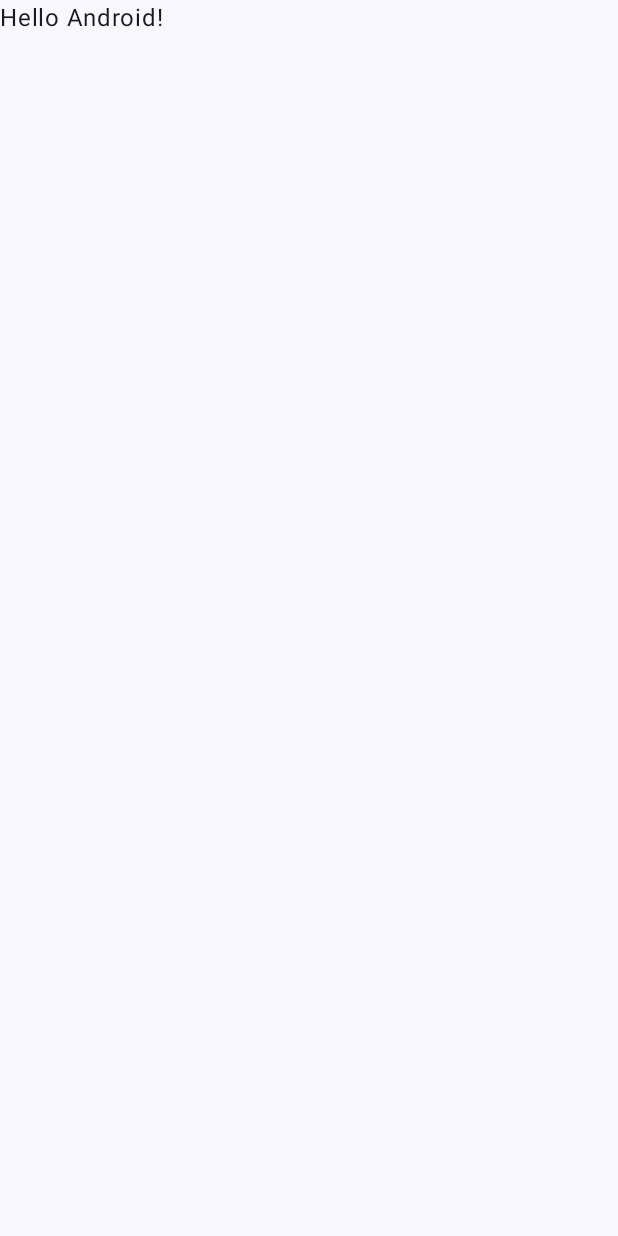
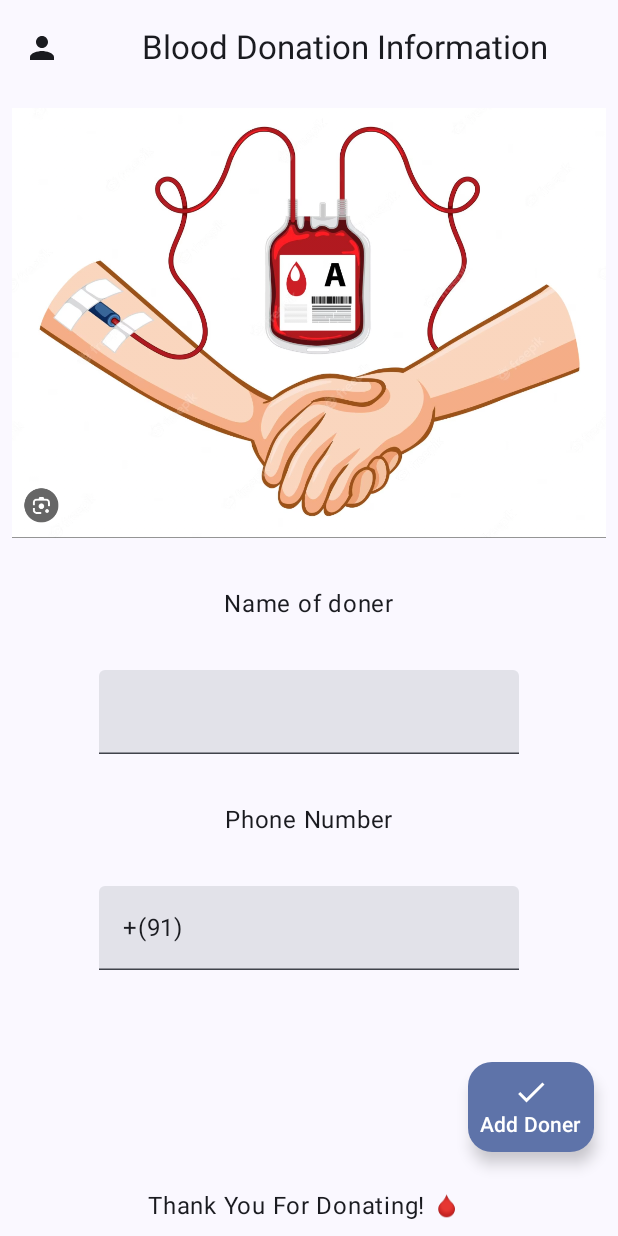
Before and after one commit to shankarlohar/20BAI10040-VITBHOPAL-Smartbridge-Externship, an Android app built with Jetpack Compose: the screen it shows after launch (MainActivity), on a phone screen of 412 x 824 dp. Before the commit the screen is almost empty. Run offline under Robolectric (Android 15) with nearby library versions, the phone set to English and light mode, and no system bars.

Commit message:
TASK 6 COMPLETE

```diff
--- a/Task6/app/src/main/java/shankar/lohar20bai10040/task6/MainActivity.kt
+++ b/Task6/app/src/main/java/shankar/lohar20bai10040/task6/MainActivity.kt
@@ -11,6 +11,8 @@ import androidx.compose.runtime.Composable
 import androidx.compose.ui.Modifier
 import androidx.compose.ui.tooling.preview.Preview
 import shankar.lohar20bai10040.task6.ui.theme.Task6Theme
+import shankar.lohar20bai10040.task6.ui.view.screen.BaseScreen
+import java.util.stream.BaseStream
 
 class MainActivity : ComponentActivity() {
     override fun onCreate(savedInstanceState: Bundle?) {
@@ -22,25 +24,9 @@ class MainActivity : ComponentActivity() {
                     modifier = Modifier.fillMaxSize(),
                     color = MaterialTheme.colorScheme.background
                 ) {
-                    Greeting("Android")
+                    BaseScreen(context = applicationContext)
                 }
             }
         }
     }
 }
-
-@Composable
-fun Greeting(name: String, modifier: Modifier = Modifier) {
-    Text(
-        text = "Hello $name!",
-        modifier = modifier
-    )
-}
-
-@Preview(showBackground = true)
-@Composable
-fun GreetingPreview() {
-    Task6Theme {
-        Greeting("Android")
-    }
-}
--- /dev/null
+++ b/Task6/app/src/main/java/shankar/lohar20bai10040/task6/ui/view/components/BottomAppBar.kt
@@ -0,0 +1,32 @@
+package shankar.lohar20bai10040.task6.ui.view.components
+
+import androidx.compose.foundation.layout.Arrangement
+import androidx.compose.foundation.layout.Row
+import androidx.compose.foundation.layout.fillMaxSize
+import androidx.compose.foundation.layout.fillMaxWidth
+import androidx.compose.foundation.layout.padding
+import androidx.compose.material3.Text
+import androidx.compose.runtime.Composable
+import androidx.compose.ui.Alignment
+import androidx.compose.ui.Modifier
+import androidx.compose.ui.tooling.preview.Preview
+import androidx.compose.ui.unit.dp
+
+@Composable
+fun CustomBottomAppBar(){
+    Row(
+        horizontalArrangement = Arrangement.SpaceEvenly,
+        verticalAlignment = Alignment.CenterVertically,
+        modifier = Modifier
+            .padding(8.dp)
+            .fillMaxWidth()
+    ) {
+        Text(text = "Thank You For Donating! \uD83E\uDE78 ")
+    }
+}
+
+@Preview
+@Composable
+fun BottomAppBarPreview(){
+    CustomBottomAppBar()
+}
--- /dev/null
+++ b/Task6/app/src/main/java/shankar/lohar20bai10040/task6/ui/view/components/FloatingActionButton.kt
@@ -0,0 +1,32 @@
+package shankar.lohar20bai10040.task6.ui.view.components
+
+import android.content.Context
+import android.widget.Toast
+import androidx.compose.foundation.layout.Arrangement
+import androidx.compose.foundation.layout.Column
+import androidx.compose.foundation.layout.padding
+import androidx.compose.material.icons.Icons
+import androidx.compose.material.icons.filled.Check
+import androidx.compose.material3.FloatingActionButton
+import androidx.compose.material3.Icon
+import androidx.compose.material3.Text
+import androidx.compose.runtime.Composable
+import androidx.compose.ui.Alignment
+import androidx.compose.ui.Modifier
+import androidx.compose.ui.unit.dp
+
+@Composable
+fun CustomFloatingActionButton(context: Context){
+    FloatingActionButton(onClick = {
+        Toast.makeText(context,"Doner added to database.",Toast.LENGTH_SHORT).show()
+    }) {
+        Column(
+            verticalArrangement = Arrangement.SpaceEvenly,
+            horizontalAlignment = Alignment.CenterHorizontally,
+            modifier = Modifier.padding(8.dp)
+        ){
+            Icon(imageVector = Icons.Default.Check, contentDescription = "fab icon")
+            Text(text = "Add Doner")
+        }
+    }
+}
--- /dev/null
+++ b/Task6/app/src/main/java/shankar/lohar20bai10040/task6/ui/view/components/TopAppBar.kt
@@ -0,0 +1,50 @@
+package shankar.lohar20bai10040.task6.ui.view.components
+
+
+import androidx.compose.foundation.layout.Arrangement
+import androidx.compose.foundation.layout.Row
+import androidx.compose.foundation.layout.fillMaxWidth
+import androidx.compose.foundation.layout.padding
+import androidx.compose.material.icons.Icons
+import androidx.compose.material.icons.filled.Person
+import androidx.compose.material3.ExperimentalMaterial3Api
+import androidx.compose.material3.Icon
+import androidx.compose.material3.IconButton
+import androidx.compose.material3.Text
+import androidx.compose.material3.TopAppBar
+import androidx.compose.runtime.Composable
+import androidx.compose.ui.Alignment
+import androidx.compose.ui.Modifier
+import androidx.compose.ui.tooling.preview.Preview
+import androidx.compose.ui.unit.dp
+
+@OptIn(ExperimentalMaterial3Api::class)
+@Composable
+fun CustomTopAppBar(
+    modifier: Modifier = Modifier,
+){
+    TopAppBar(
+        title = {
+            Row(
+                horizontalArrangement = Arrangement.SpaceEvenly,
+                verticalAlignment = Alignment.CenterVertically,
+                modifier = Modifier
+                    .padding(8.dp)
+                    .fillMaxWidth()
+            ) {
+                Text(text = "Blood Donation Information")
+            }
+        },
+        navigationIcon = {
+            IconButton(onClick = {}) {
+                Icon(Icons.Filled.Person, "PersonIcon")
+            }
+        }
+    )
+}
+
+@Preview
+@Composable
+fun Preview(){
+    CustomTopAppBar()
+}
--- /dev/null
+++ b/Task6/app/src/main/java/shankar/lohar20bai10040/task6/ui/view/screen/BaseScreen.kt
@@ -0,0 +1,74 @@
+package shankar.lohar20bai10040.task6.ui.view.screen
+
+import android.content.Context
+import androidx.compose.foundation.Image
+import androidx.compose.foundation.layout.Arrangement
+import androidx.compose.foundation.layout.Column
+import androidx.compose.foundation.layout.Spacer
+import androidx.compose.foundation.layout.fillMaxWidth
+import androidx.compose.foundation.layout.padding
+import androidx.compose.foundation.layout.size
+import androidx.compose.material3.ExperimentalMaterial3Api
+import androidx.compose.material3.FabPosition
+import androidx.compose.material3.Scaffold
+import androidx.compose.material3.Text
+import androidx.compose.material3.TextField
+import androidx.compose.runtime.Composable
+import androidx.compose.runtime.getValue
+import androidx.compose.runtime.mutableStateOf
+import androidx.compose.runtime.remember
+import androidx.compose.runtime.setValue
+import androidx.compose.ui.Alignment
+import androidx.compose.ui.Modifier
+import androidx.compose.ui.res.painterResource
+import androidx.compose.ui.unit.dp
+import shankar.lohar20bai10040.task6.R
+import shankar.lohar20bai10040.task6.ui.view.components.CustomBottomAppBar
+import shankar.lohar20bai10040.task6.ui.view.components.CustomFloatingActionButton
+import shankar.lohar20bai10040.task6.ui.view.components.CustomTopAppBar
+
+@OptIn(ExperimentalMaterial3Api::class)
+@Composable
+fun BaseScreen(
+    context: Context,
+    modifier: Modifier = Modifier,
+){
+    Scaffold(
+        topBar = { CustomTopAppBar() },
+        floatingActionButton = { CustomFloatingActionButton(context)},
+        floatingActionButtonPosition = FabPosition.End,
+        content = { padding ->
+            Column(
+                modifier = modifier
+                    .padding(padding)
+                    .fillMaxWidth()
+            ) {
+                Column(
+                    verticalArrangement = Arrangement.SpaceEvenly,
+                    horizontalAlignment = Alignment.CenterHorizontally,
+                    modifier = Modifier.padding(8.dp)
+                ) {
+                    Image(
+                        painter = painterResource(R.drawable.blood_donation),
+                        contentDescription = "Blood Donation Image",
+                        modifier = Modifier.fillMaxWidth()
+                    )
+                    var name by remember {
+                        mutableStateOf("")
+                    }
+                    var phone by remember {
+                        mutableStateOf("+(91) ")
+                    }
+                    Spacer(modifier = modifier.padding(16.dp))
+                    Text(text = "Name of doner")
+                    Spacer(modifier = modifier.padding(16.dp))
+                    TextField(value = name, onValueChange = {name = it})
+                    Spacer(modifier = modifier.padding(16.dp))
+                    Text(text = "Phone Number")
+                    Spacer(modifier = modifier.padding(16.dp))
+                    TextField(value = phone, onValueChange = {phone = it})
+                }
+            } },
+        bottomBar = { CustomBottomAppBar()},
+    )
+}
```
Also changed, not shown: Task6/app/src/main/res/drawable/blood_donation.png (added).
